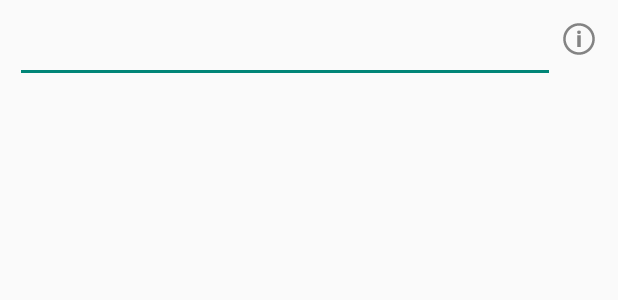
After one commit to quemb/QMBForm, an Android app: the layout text_picker_field_cell.xml on its own in the app's theme, with its tools: preview values and no code run, on a phone screen of 412 x 824 dp. The commit adds this screen. Shown: the top 300 px of the screen. Run offline under Robolectric (Android 15) with nearby library versions, the phone set to English and light mode, and no system bars.

Commit message:
textpickerdialog rowdescriptor added

```diff
--- a/lib/QMBForm/src/main/java/com/quemb/qmbform/CellViewFactory.java
+++ b/lib/QMBForm/src/main/java/com/quemb/qmbform/CellViewFactory.java
@@ -27,6 +27,7 @@ import com.quemb.qmbform.view.FormIntegerSliderFieldCell;
 import com.quemb.qmbform.view.FormPickerDialogFieldCell;
 import com.quemb.qmbform.view.FormPickerDialogVerticalFieldCell;
 import com.quemb.qmbform.view.FormSpinnerFieldCell;
+import com.quemb.qmbform.view.FormTextPickerDialogFieldCell;
 import com.quemb.qmbform.view.FormTimeDialogFieldCell;
 import com.quemb.qmbform.view.FormTimeInlineFieldCell;
 import com.quemb.qmbform.view.SectionCell;
@@ -77,6 +78,7 @@ public class CellViewFactory {
         mViewRowTypeMap.put(RowDescriptor.FormRowDescriptorTypeURL, FormEditURLFieldCell.class);
         mViewRowTypeMap.put(RowDescriptor.FormRowDescriptorTypePassword, FormEditPasswordFieldCell.class);
         mViewRowTypeMap.put(RowDescriptor.FormRowDescriptorTypeEmail, FormEditEmailFieldCell.class);
+        mViewRowTypeMap.put(RowDescriptor.FormRowDescriptorTypeTextPickerDialog, FormTextPickerDialogFieldCell.class);
         mViewRowTypeMap.put(RowDescriptor.FormRowDescriptorTypeSelectorSpinner, FormSpinnerFieldCell.class);
         mViewRowTypeMap.put(RowDescriptor.FormRowDescriptorTypeSelectorPickerDialog, FormPickerDialogFieldCell.class);
         mViewRowTypeMap.put(RowDescriptor.FormRowDescriptorTypeSelectorPickerDialogVertical, FormPickerDialogVerticalFieldCell.class);
--- a/lib/QMBForm/src/main/java/com/quemb/qmbform/descriptor/RowDescriptor.java
+++ b/lib/QMBForm/src/main/java/com/quemb/qmbform/descriptor/RowDescriptor.java
@@ -33,6 +33,7 @@ public class RowDescriptor<T> extends FormItemDescriptor{
     public static final String FormRowDescriptorTypeSelectorPickerView = "selectorPickerView";
     public static final String FormRowDescriptorTypeSelectorPickerViewInline = "selectorPickerViewInline";
     public static final String FormRowDescriptorTypeSelectorSpinner = "selectorSpinner";
+    public static final String FormRowDescriptorTypeTextPickerDialog = "textPickerDialog";
     public static final String FormRowDescriptorTypeSelectorPickerDialog = "selectorPickerDialog";
     public static final String FormRowDescriptorTypeSelectorPickerDialogVertical = "selectorPickerDialogVertical";
     public static final String FormRowDescriptorTypeMultipleSelector = "multipleSelector";
--- /dev/null
+++ b/lib/QMBForm/src/main/res/layout/text_picker_field_cell.xml
@@ -0,0 +1,29 @@
+<?xml version="1.0" encoding="utf-8"?>
+
+<LinearLayout xmlns:android="http://schemas.android.com/apk/res/android"
+    android:orientation="horizontal"
+    android:padding="@dimen/cell_padding"
+    android:layout_width="fill_parent"
+    android:layout_height="wrap_content">
+
+
+    <TextView
+        android:layout_width="wrap_content"
+        android:layout_height="wrap_content"
+        android:id="@+id/textView"/>
+
+    <EditText
+        android:layout_width="0dp"
+        android:layout_height="wrap_content"
+        android:layout_weight="1"
+        android:id="@+id/editText"
+        android:inputType="text"/>
+
+    <ImageButton
+        android:id="@+id/imageButton"
+        android:src="@drawable/ic_action_about"
+        android:background="@null"
+        android:layout_width="wrap_content"
+        android:layout_height="wrap_content">
+    </ImageButton>
+</LinearLayout>
```
Also changed, not shown: app/src/main/java/com/quemb/qmbform/sample/controller/SampleMultivalueSectionFormFragment.java (+16 -0 lines), lib/QMBForm/src/main/java/com/quemb/qmbform/view/FormTextPickerDialogFieldCell.java (added, +97 -0 lines), lib/QMBForm/src/main/res/drawable-hdpi/ic_action_about.png (added), lib/QMBForm/src/main/res/drawable-mdpi/ic_action_about.png (added), lib/QMBForm/src/main/res/drawable-xhdpi/ic_action_about.png (added), lib/QMBForm/src/main/res/drawable-xxhdpi/ic_action_about.png (added).
